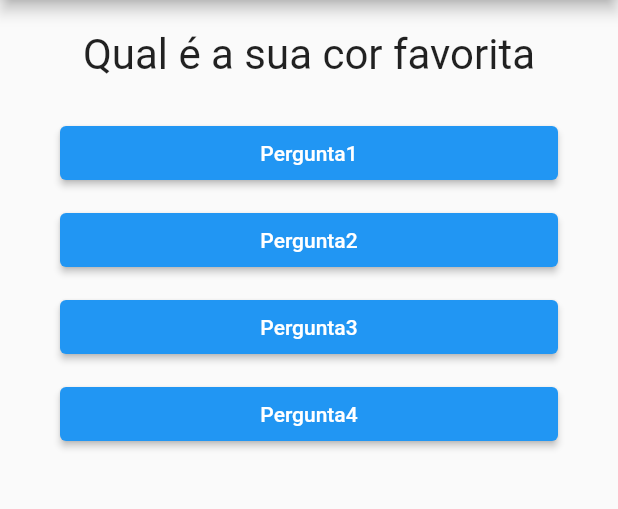
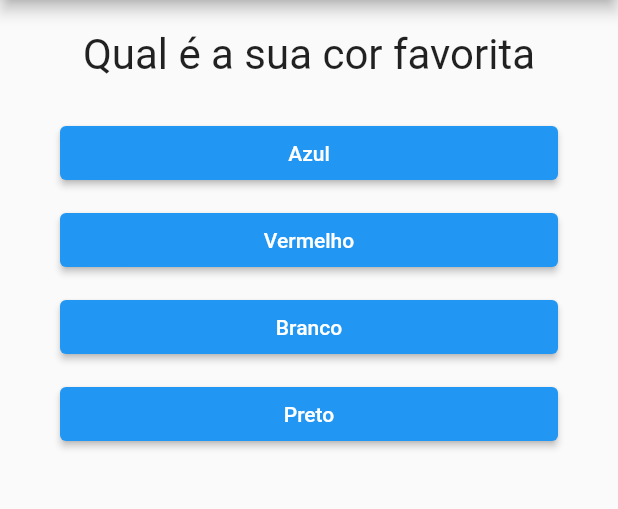
Before and after one commit to RicMerces/Perguntados, a Flutter app: the screen it shows after launch, on a phone screen of 412 x 824 dp, the part 84-593 px from its top. Run offline on Flutter 3.47's test engine with Material 2 defaults, Android fonts, the phone set to English and light mode, and no system bars.

Commit message:
Respostas

```diff
--- a/projetoperguntas/lib/main.dart
+++ b/projetoperguntas/lib/main.dart
@@ -42,16 +42,22 @@ class _PerguntaAppState extends State<PergutarApp> {
     },
     {
       'texto': 'Qual sua materia escolar favorita',
-      'resposta': ['Matematica', 'Historia', 'Linguagens', 'Geografia']
+      'respostas': ['Matematica', 'Historia', 'Linguagens', 'Geografia']
     },
     {
-      'texto': 'Qual a sua materia escolar favorita',
-      'resposta': ['Matematica', 'Historia', 'Linguagens', 'Geografia']
+      'texto': 'Onde Pelé jogou ?',
+      'respostas': ['Bahia', 'São Paulo', 'Corinthians', 'Santos']
     },
   ];
 
   @override
   Widget build(BuildContext context) {
+    List<Widget> respostas = [];
+
+    for (String textoResp in Perguntas[_novaPergunta].cast()['respostas']) {
+      respostas.add(BtnResposta(textoResp, _responder));
+    }
+
     return MaterialApp(
       home: Scaffold(
         appBar: AppBar(
@@ -63,10 +69,7 @@ class _PerguntaAppState extends State<PergutarApp> {
               Perguntas[temTodas ? _novaPergunta = 0 : _novaPergunta]['texto']
                   .toString(),
             ),
-            BtnResposta('Pergunta1', _responder),
-            BtnResposta('Pergunta2', _responder),
-            BtnResposta('Pergunta3', _responder),
-            BtnResposta('Pergunta4', _responder),
+            ...respostas
           ],
         ),
       ),
```
